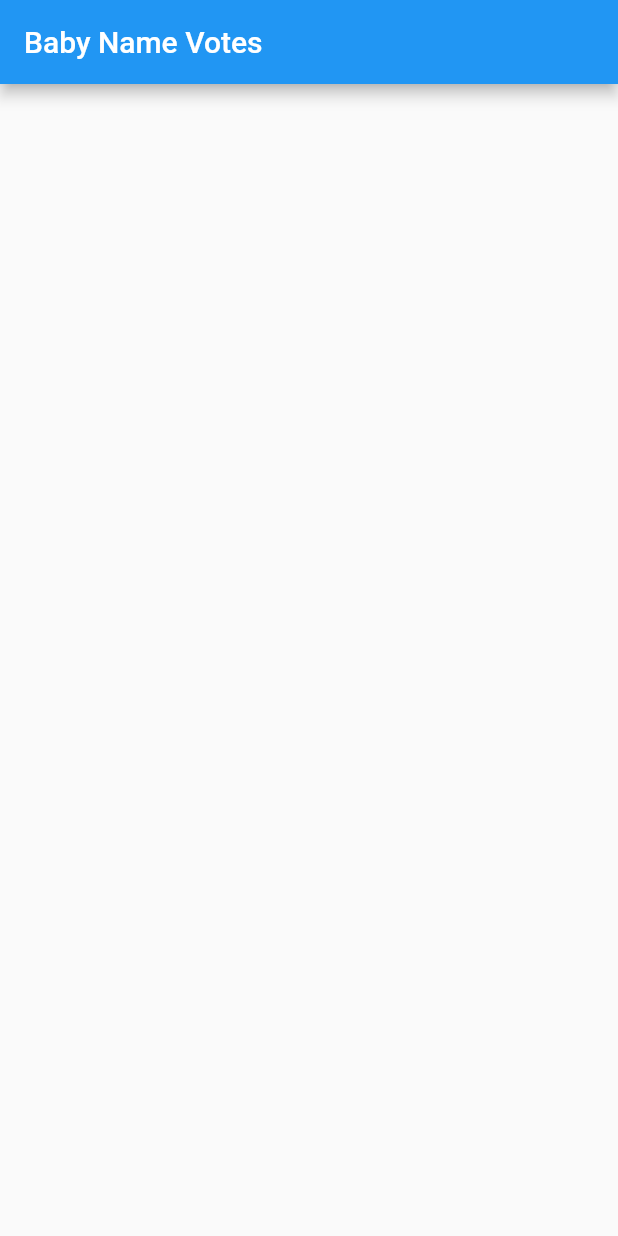
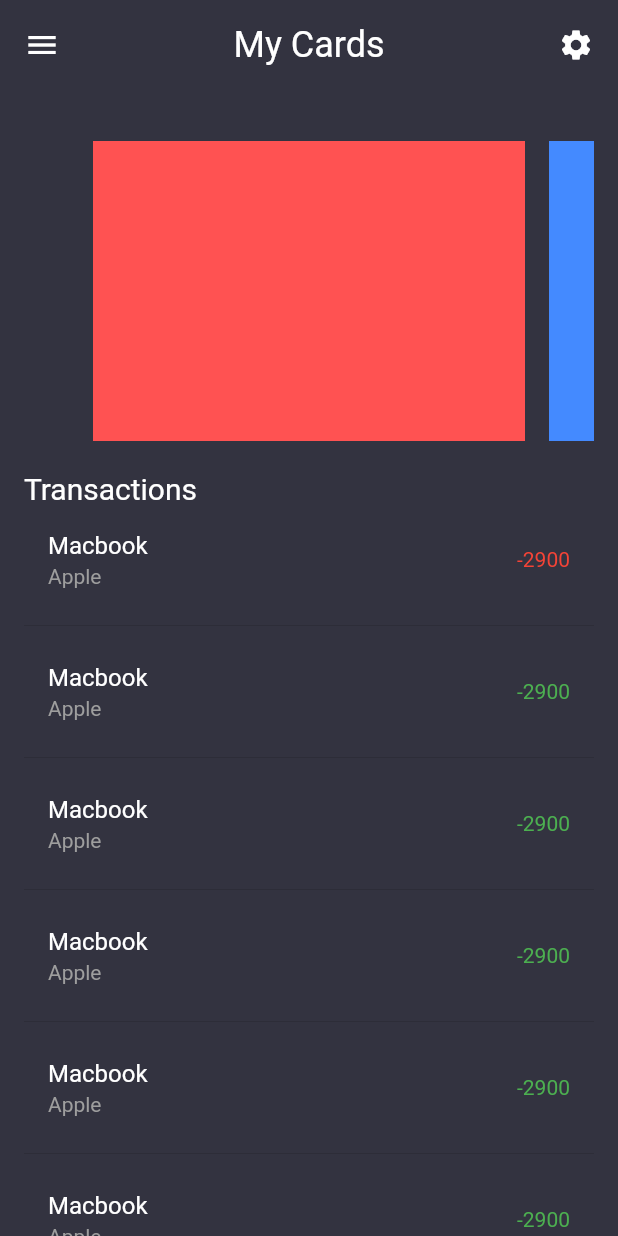
Before and after one commit to h3l1o5/carpool, a Flutter app: the screen it shows after launch, on a phone screen of 412 x 824 dp. Run offline on Flutter 3.47's test engine with Material 2 defaults, Android fonts, the phone set to English and light mode, and no system bars.

Commit message:
basic layout

```diff
--- a/lib/main.dart
+++ b/lib/main.dart
@@ -1,5 +1,7 @@
-import 'package:cloud_firestore/cloud_firestore.dart';
+import 'dart:math';
+
 import 'package:flutter/material.dart';
+import 'package:kapoo/side_menu_scaffold.dart';
 
 void main() => runApp(MyApp());
 
@@ -8,80 +10,14 @@ class MyApp extends StatelessWidget {
   Widget build(BuildContext context) {
     return MaterialApp(
       title: 'Baby Names',
-      home: MyHomePage(),
-    );
-  }
-}
-
-class MyHomePage extends StatefulWidget {
-  @override
-  _MyHomePageState createState() {
-    return _MyHomePageState();
-  }
-}
-
-class _MyHomePageState extends State<MyHomePage> {
-  @override
-  Widget build(BuildContext context) {
-    return Scaffold(
-      appBar: AppBar(title: Text('Baby Name Votes')),
-      body: _buildBody(context),
-    );
-  }
-
-  Widget _buildBody(BuildContext context) {
-    return StreamBuilder<QuerySnapshot>(
-      stream: Firestore.instance.collection('baby').snapshots(),
-      builder: (context, snapshot) {
-        if (!snapshot.hasData) return LinearProgressIndicator();
-
-        return _buildList(context, snapshot.data.documents);
-      },
-    );
-  }
-
-  Widget _buildList(BuildContext context, List<DocumentSnapshot> snapshot) {
-    return ListView(
-      padding: const EdgeInsets.only(top: 20.0),
-      children: snapshot.map((data) => _buildListItem(context, data)).toList(),
-    );
-  }
-
-  Widget _buildListItem(BuildContext context, DocumentSnapshot data) {
-    final record = Record.fromSnapshot(data);
-
-    return Padding(
-      key: ValueKey(record.name),
-      padding: const EdgeInsets.symmetric(horizontal: 16.0, vertical: 8.0),
-      child: Container(
-        decoration: BoxDecoration(
-          border: Border.all(color: Colors.grey),
-          borderRadius: BorderRadius.circular(5.0),
-        ),
-        child: ListTile(
-          title: Text(record.name),
-          trailing: Text(record.votes.toString()),
-          onTap: () => record.reference.updateData({'votes': record.votes + 1}),
+      home: SideMenuScaffold(
+        backgroundColor: Color(0xFF333340),
+      ),
+      theme: ThemeData(
+        textTheme: TextTheme(
+          body1: TextStyle(color: Colors.white),
         ),
       ),
     );
   }
 }
-
-class Record {
-  final String name;
-  final int votes;
-  final DocumentReference reference;
-
-  Record.fromMap(Map<String, dynamic> map, {this.reference})
-      : assert(map['name'] != null),
-        assert(map['votes'] != null),
-        name = map['name'],
-        votes = map['votes'];
-
-  Record.fromSnapshot(DocumentSnapshot snapshot)
-      : this.fromMap(snapshot.data, reference: snapshot.reference);
-
-  @override
-  String toString() => "Record<$name:$votes>";
-}
--- /dev/null
+++ b/lib/side_menu_scaffold.dart
@@ -0,0 +1,210 @@
+import 'dart:math';
+
+import 'package:flutter/material.dart';
+import 'package:kapoo/side_menu.dart';
+
+final rng = new Random();
+
+class SideMenuScaffold extends StatefulWidget {
+  SideMenuScaffold({Key key, this.backgroundColor = Colors.white})
+      : super(key: key);
+
+  final Color backgroundColor;
+
+  @override
+  SideMenuScaffoldState createState() => SideMenuScaffoldState();
+}
+
+class SideMenuScaffoldState extends State<SideMenuScaffold>
+    with SingleTickerProviderStateMixin {
+  bool isCollapsed = true;
+  double screenWidth, screenHeight;
+  final Duration duration = const Duration(milliseconds: 300);
+
+  Color _backgroundColor;
+  AnimationController _controller;
+  Animation<double> _scaleAnimation;
+  Animation<double> _menuScaleAnimation;
+  Animation<Offset> _slideAnimation;
+
+  @override
+  void initState() {
+    super.initState();
+    _backgroundColor = widget.backgroundColor;
+    _controller = AnimationController(vsync: this, duration: duration);
+    _scaleAnimation = Tween<double>(begin: 1, end: 0.8).animate(_controller);
+    _menuScaleAnimation =
+        Tween<double>(begin: 0.5, end: 1).animate(_controller);
+    _slideAnimation = Tween<Offset>(begin: Offset(-1, 0), end: Offset(0, 0))
+        .animate(_controller);
+  }
+
+  @override
+  void dispose() {
+    _controller.dispose();
+    super.dispose();
+  }
+
+  @override
+  Widget build(BuildContext context) {
+    Size size = MediaQuery.of(context).size;
+    screenHeight = size.height;
+    screenWidth = size.width;
+
+    return Scaffold(
+      backgroundColor: _backgroundColor,
+      body: Stack(
+        children: <Widget>[
+          createSideMenuContainer(
+            context,
+            sideMenu: SideMenu(),
+          ),
+          dashboard(context),
+        ],
+      ),
+    );
+  }
+
+  Widget createSideMenuContainer(context, {@required Widget sideMenu}) {
+    return SlideTransition(
+      position: _slideAnimation,
+      child: ScaleTransition(
+        scale: _menuScaleAnimation,
+        child: Container(
+          child: Align(
+            alignment: Alignment.centerLeft,
+            child: Container(
+              width: screenWidth * 0.75,
+              padding: EdgeInsets.only(top: 80, bottom: 20),
+              child: sideMenu,
+            ),
+          ),
+        ),
+      ),
+    );
+  }
+
+  Widget dashboard(context) {
+    return AnimatedPositioned(
+      duration: duration,
+      top: 0,
+      bottom: 0,
+      left: isCollapsed ? 0 : 0.7 * screenWidth,
+      right: isCollapsed ? 0 : -0.3 * screenWidth,
+      child: ScaleTransition(
+        scale: _scaleAnimation,
+        child: SafeArea(
+          child: GestureDetector(
+            onTap: () {
+              if (isCollapsed) {
+                return;
+              }
+              setState(() {
+                _controller.reverse();
+                isCollapsed = true;
+              });
+            },
+            child: Material(
+              animationDuration: duration,
+              borderRadius:
+                  isCollapsed ? null : BorderRadius.all(Radius.circular(40)),
+              elevation: isCollapsed ? 0 : 10,
+              color: _backgroundColor,
+              child: SingleChildScrollView(
+                scrollDirection: Axis.vertical,
+                physics: ClampingScrollPhysics(),
+                child: Container(
+                  padding: const EdgeInsets.all(16),
+                  child: Column(
+                    crossAxisAlignment: CrossAxisAlignment.start,
+                    children: <Widget>[
+                      Row(
+                        mainAxisAlignment: MainAxisAlignment.spaceBetween,
+                        mainAxisSize: MainAxisSize.max,
+                        children: [
+                          InkWell(
+                            child: Icon(Icons.menu, color: Colors.white),
+                            onTap: () {
+                              setState(() {
+                                if (isCollapsed)
+                                  _controller.forward();
+                                else
+                                  _controller.reverse();
+
+                                isCollapsed = !isCollapsed;
+                              });
+                            },
+                          ),
+                          Text("My Cards",
+                              style:
+                                  TextStyle(fontSize: 24, color: Colors.white)),
+                          Icon(Icons.settings, color: Colors.white),
+                        ],
+                      ),
+                      SizedBox(height: 50),
+                      Container(
+                        height: 200,
+                        child: PageView(
+                          controller: PageController(viewportFraction: 0.8),
+                          scrollDirection: Axis.horizontal,
+                          pageSnapping: true,
+                          children: <Widget>[
+                            Container(
+                              margin: const EdgeInsets.symmetric(horizontal: 8),
+                              color: Colors.redAccent,
+                              width: 100,
+                            ),
+                            Container(
+                              margin: const EdgeInsets.symmetric(horizontal: 8),
+                              color: Colors.blueAccent,
+                              width: 100,
+                            ),
+                            Container(
+                              margin: const EdgeInsets.symmetric(horizontal: 8),
+                              color: Colors.greenAccent,
+                              width: 100,
+                            ),
+                          ],
+                        ),
+                      ),
+                      SizedBox(height: 20),
+                      Text(
+                        "Transactions",
+                        style: TextStyle(color: Colors.white, fontSize: 20),
+                      ),
+                      ListView.separated(
+                          shrinkWrap: true,
+                          itemBuilder: (context, index) {
+                            return ListTile(
+                              title: Text(
+                                "Macbook",
+                                style: TextStyle(color: Colors.white),
+                              ),
+                              subtitle: Text(
+                                "Apple",
+                                style: TextStyle(color: Colors.grey),
+                              ),
+                              trailing: Text(
+                                "-2900",
+                                style: TextStyle(
+                                    color: rng.nextInt(10) >= 5
+                                        ? Colors.green
+                                        : Colors.red),
+                              ),
+                            );
+                          },
+                          separatorBuilder: (context, index) {
+                            return Divider(height: 16);
+                          },
+                          itemCount: 10)
+                    ],
+                  ),
+                ),
+              ),
+            ),
+          ),
+        ),
+      ),
+    );
+  }
+}
```
Also changed, not shown: lib/side_menu.dart (added, +116 -0 lines).
